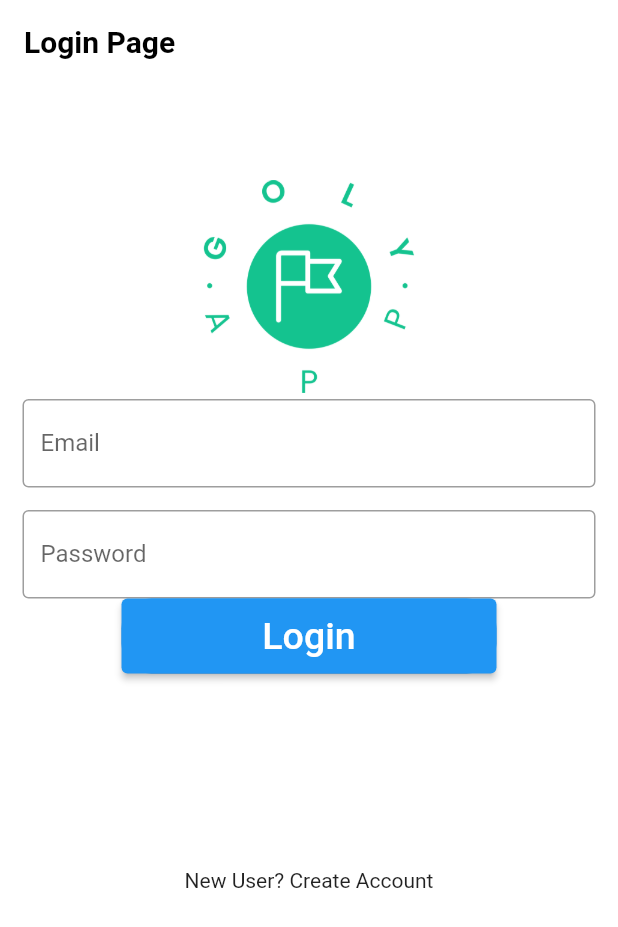
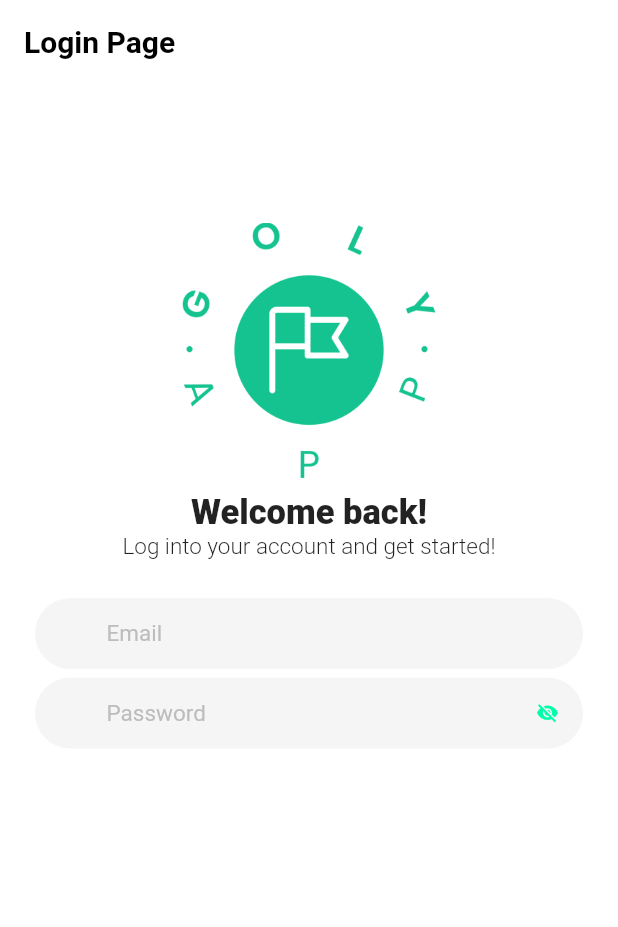
Before and after one commit to webion-hub/goly, a Flutter app: the LoginPage screen opened directly, on a phone screen of 412 x 824 dp. Shown: the top 927 px of the screen. Run offline on Flutter 3.47's test engine with Material 2 defaults, Android fonts, the phone set to English and light mode, and no system bars; our stand-ins replace firebase_auth, firebase_core, introduction_screen; accounts and stored records are empty.

Commit message:
Add email and password fields

```diff
--- /dev/null
+++ b/lib/components/custom_card.dart
@@ -0,0 +1,40 @@
+import 'package:flutter/material.dart';
+
+class CustomCard extends StatelessWidget {
+  final Widget? child;
+  final Function() onTap;
+  final BorderRadius? borderRadius;
+  final bool elevated;
+
+  const CustomCard({
+    Key? key,
+    required this.child,
+    required this.onTap,
+    this.borderRadius,
+    this.elevated = true,
+  });
+
+  @override
+  Widget build(BuildContext context) {
+    return Container(
+      decoration: elevated
+          ? BoxDecoration(
+              borderRadius: borderRadius,
+              color: Theme.of(context).cardColor,
+            )
+          : BoxDecoration(
+              borderRadius: borderRadius,
+              color: Theme.of(context).cardColor,
+            ),
+      child: Material(
+        type: MaterialType.transparency,
+        borderRadius: borderRadius,
+        child: InkWell(
+          borderRadius: borderRadius,
+          onTap: onTap,
+          child: child,
+        ),
+      ),
+    );
+  }
+}
--- /dev/null
+++ b/lib/components/indicators.dart
@@ -0,0 +1,16 @@
+import 'package:flutter/material.dart';
+
+Center circularProgress(context) {
+  return Center(
+    child: CircularProgressIndicator(
+      color: Theme.of(context).colorScheme.secondary,
+    ),
+  );
+}
+
+LinearProgressIndicator linearProgress(context) {
+  return LinearProgressIndicator(
+    valueColor:
+        AlwaysStoppedAnimation(Theme.of(context).colorScheme.secondary),
+  );
+}
--- /dev/null
+++ b/lib/components/password_form_builder.dart
@@ -0,0 +1,170 @@
+import 'package:flutter/material.dart';
+import 'package:goly/components/custom_card.dart';
+
+class PasswordFormBuilder extends StatefulWidget {
+  final String? initialValue;
+  final bool? enabled;
+  final String? hintText;
+  final TextInputType? textInputType;
+  final TextEditingController? controller;
+  final TextInputAction? textInputAction;
+  final FocusNode? focusNode, nextFocusNode;
+  final VoidCallback? submitAction;
+  final bool obscureText;
+  final FormFieldValidator<String>? validateFunction;
+  final void Function(String)? onSaved, onChange;
+  final Key? key;
+  final IconData? prefix;
+  final IconData? suffix;
+
+  PasswordFormBuilder(
+      {this.prefix,
+      this.suffix,
+      this.initialValue,
+      this.enabled,
+      this.hintText,
+      this.textInputType,
+      this.controller,
+      this.textInputAction,
+      this.nextFocusNode,
+      this.focusNode,
+      this.submitAction,
+      this.obscureText = false,
+      this.validateFunction,
+      this.onSaved,
+      this.onChange,
+      this.key});
+
+  @override
+  _PasswordFormBuilderState createState() => _PasswordFormBuilderState();
+}
+
+class _PasswordFormBuilderState extends State<PasswordFormBuilder> {
+  String? error;
+  bool obscureText = false;
+
+  @override
+  Widget build(BuildContext context) {
+    return Padding(
+      padding: const EdgeInsets.symmetric(horizontal: 8.0),
+      child: Column(
+        crossAxisAlignment: CrossAxisAlignment.start,
+        children: [
+          CustomCard(
+            onTap: () {
+              print('clicked');
+            },
+            borderRadius: BorderRadius.circular(40.0),
+            child: Theme(
+              data: ThemeData(
+                primaryColor: Theme.of(context).colorScheme.secondary,
+                colorScheme: ColorScheme.fromSwatch().copyWith(
+                    secondary: Theme.of(context).colorScheme.secondary),
+              ),
+              child: TextFormField(
+                cursorColor: Theme.of(context).colorScheme.secondary,
+                initialValue: widget.initialValue,
+                enabled: widget.enabled,
+                onChanged: (val) {
+                  error = widget.validateFunction!(val);
+                  setState(() {});
+                  widget.onSaved!(val);
+                },
+                style: const TextStyle(
+                  fontSize: 15.0,
+                ),
+                key: widget.key,
+                controller: widget.controller,
+                // obscureText: widget.obscureText,
+                obscureText: obscureText,
+                keyboardType: widget.textInputType,
+                validator: widget.validateFunction,
+                onSaved: (val) {
+                  error = widget.validateFunction!(val);
+                  setState(() {});
+                  widget.onSaved!(val!);
+                },
+                textInputAction: widget.textInputAction,
+                focusNode: widget.focusNode,
+                onFieldSubmitted: (String term) {
+                  if (widget.nextFocusNode != null) {
+                    widget.focusNode!.unfocus();
+                    FocusScope.of(context).requestFocus(widget.nextFocusNode);
+                  } else {
+                    widget.submitAction!();
+                  }
+                },
+                decoration: InputDecoration(
+                  prefixIcon: Icon(
+                    widget.prefix,
+                    size: 15.0,
+                    color: Theme.of(context).colorScheme.secondary,
+                  ),
+                  suffixIcon: GestureDetector(
+                    onTap: () {
+                      setState(() => obscureText = !obscureText);
+                    },
+                    child: Icon(
+                      obscureText ? widget.suffix : Icons.visibility_off,
+                      size: 15.0,
+                      color: Theme.of(context).colorScheme.secondary,
+                    ),
+                  ),
+                  // fillColor: Colors.white,
+                  filled: true,
+                  hintText: widget.hintText,
+                  hintStyle: TextStyle(
+                    color: Colors.grey[400],
+                  ),
+                  contentPadding: EdgeInsets.symmetric(horizontal: 20.0),
+                  border: border(context),
+                  enabledBorder: border(context),
+                  focusedBorder: focusBorder(context),
+                  errorStyle: TextStyle(height: 0.0, fontSize: 0.0),
+                ),
+              ),
+            ),
+          ),
+          SizedBox(height: 5.0),
+          Visibility(
+            visible: error != null,
+            child: Padding(
+              padding: const EdgeInsets.only(left: 10.0),
+              child: Text(
+                '$error',
+                style: TextStyle(
+                  color: Colors.red[700],
+                  fontSize: 12.0,
+                ),
+              ),
+            ),
+          ),
+        ],
+      ),
+    );
+  }
+
+  border(BuildContext context) {
+    return OutlineInputBorder(
+      borderRadius: BorderRadius.all(
+        Radius.circular(30.0),
+      ),
+      borderSide: BorderSide(
+        color: Colors.white,
+        width: 0.0,
+      ),
+    );
+  }
+
+  focusBorder(BuildContext context) {
+    return OutlineInputBorder(
+      borderRadius: BorderRadius.all(
+        Radius.circular(30.0),
+      ),
+      borderSide: BorderSide(
+        color: Theme.of(context).colorScheme.secondary,
+        width: 1.0,
+      ),
+    );
+  }
+}
--- /dev/null
+++ b/lib/components/text_form_builder.dart
@@ -0,0 +1,166 @@
+import 'package:flutter/material.dart';
+import 'package:goly/components/custom_card.dart';
+
+class TextFormBuilder extends StatefulWidget {
+  final String? initialValue;
+  final bool? enabled;
+  final String? hintText;
+  final TextInputType? textInputType;
+  final TextEditingController? controller;
+  final TextInputAction? textInputAction;
+  final bool obscureText;
+  final FocusNode? focusNode, nextFocusNode;
+  final VoidCallback? submitAction;
+  final FormFieldValidator<String>? validateFunction;
+  final void Function(String)? onSaved, onChange;
+  final Key? key;
+  final IconData? prefix;
+  final IconData? suffix;
+
+  TextFormBuilder(
+      {this.prefix,
+      this.suffix,
+      this.initialValue,
+      this.enabled,
+      this.hintText,
+      this.textInputType,
+      this.controller,
+      this.textInputAction,
+      this.nextFocusNode,
+      this.focusNode,
+      this.submitAction,
+      this.obscureText = false,
+      this.validateFunction,
+      this.onSaved,
+      this.onChange,
+      this.key});
+
+  @override
+  _TextFormBuilderState createState() => _TextFormBuilderState();
+}
+
+class _TextFormBuilderState extends State<TextFormBuilder> {
+  String? error;
+
+  @override
+  Widget build(BuildContext context) {
+    return Padding(
+      padding: const EdgeInsets.symmetric(horizontal: 8.0),
+      child: Column(
+        crossAxisAlignment: CrossAxisAlignment.start,
+        children: [
+          CustomCard(
+            onTap: () {
+              print('clicked');
+            },
+            borderRadius: BorderRadius.circular(40.0),
+            child: Container(
+              child: Theme(
+                data: ThemeData(
+                  primaryColor: Theme.of(context).colorScheme.secondary,
+                  colorScheme: ColorScheme.fromSwatch().copyWith(
+                      secondary: Theme.of(context).colorScheme.secondary),
+                ),
+                child: TextFormField(
+                  cursorColor: Theme.of(context).colorScheme.secondary,
+                  textCapitalization: TextCapitalization.none,
+                  initialValue: widget.initialValue,
+                  enabled: widget.enabled,
+                  onChanged: (val) {
+                    error = widget.validateFunction!(val);
+                    setState(() {});
+                    widget.onSaved!(val);
+                  },
+                  style: const TextStyle(
+                    fontSize: 15.0,
+                  ),
+                  key: widget.key,
+                  controller: widget.controller,
+                  obscureText: widget.obscureText,
+                  keyboardType: widget.textInputType,
+                  validator: widget.validateFunction,
+                  onSaved: (val) {
+                    error = widget.validateFunction!(val);
+                    setState(() {});
+                    widget.onSaved!(val!);
+                  },
+                  textInputAction: widget.textInputAction,
+                  focusNode: widget.focusNode,
+                  onFieldSubmitted: (String term) {
+                    if (widget.nextFocusNode != null) {
+                      widget.focusNode!.unfocus();
+                      FocusScope.of(context).requestFocus(widget.nextFocusNode);
+                    } else {
+                      widget.submitAction!();
+                    }
+                  },
+                  decoration: InputDecoration(
+                    prefixIcon: Icon(
+                      widget.prefix,
+                      size: 15.0,
+                      color: Theme.of(context).colorScheme.secondary,
+                    ),
+                    suffixIcon: Icon(
+                      widget.suffix,
+                      size: 15.0,
+                      color: Theme.of(context).colorScheme.secondary,
+                    ),
+                    // fillColor: Colors.white,
+                    filled: true,
+                    hintText: widget.hintText,
+                    hintStyle: TextStyle(
+                      color: Colors.grey[400],
+                    ),
+                    contentPadding: EdgeInsets.symmetric(horizontal: 20.0),
+                    border: border(context),
+                    enabledBorder: border(context),
+                    focusedBorder: focusBorder(context),
+                    errorStyle: TextStyle(height: 0.0, fontSize: 0.0),
+                  ),
+                ),
+              ),
+            ),
+          ),
+          SizedBox(height: 5.0),
+          Visibility(
+            visible: error != null,
+            child: Padding(
+              padding: const EdgeInsets.only(left: 10.0),
+              child: Text(
+                '$error',
+                style: TextStyle(
+                  color: Colors.red[700],
+                  fontSize: 12.0,
+                ),
+              ),
+            ),
+          ),
+        ],
+      ),
+    );
+  }
+
+  border(BuildContext context) {
+    return OutlineInputBorder(
+      borderRadius: BorderRadius.all(
+        Radius.circular(30.0),
+      ),
+      borderSide: BorderSide(
+        color: Colors.white,
+        width: 0.0,
+      ),
+    );
+  }
+
+  focusBorder(BuildContext context) {
+    return OutlineInputBorder(
+      borderRadius: BorderRadius.all(
+        Radius.circular(30.0),
+      ),
+      borderSide: BorderSide(
+        color: Theme.of(context).colorScheme.secondary,
+        width: 1.0,
+      ),
+    );
+  }
+}
--- a/lib/main.dart
+++ b/lib/main.dart
@@ -20,7 +20,7 @@ class MyApp extends StatelessWidget {
       debugShowCheckedModeBanner: false,
 
       theme: (false ? Constants.darkTheme : Constants.lightTheme),
-      home: const MyHomePage(),
+      home: const LoginPage(),
       // StreamBuilder(stream: FirebaseAuth.instance.authStateChanges(),
       // builder: ((BuildContext context, snapshot) {
       //           if (snapshot.hasData) {
--- a/lib/pages/login_page.dart
+++ b/lib/pages/login_page.dart
@@ -1,4 +1,6 @@
 import 'package:flutter/material.dart';
+import 'package:goly/components/password_form_builder.dart';
+import 'package:goly/components/text_form_builder.dart';
 import 'package:goly/main.dart';
 
 class LoginPage extends StatelessWidget {
@@ -7,72 +9,117 @@ class LoginPage extends StatelessWidget {
   @override
   Widget build(BuildContext context) {
     return Scaffold(
-      backgroundColor: Colors.white,
         appBar: AppBar(
           title: const Text("Login Page"),
         ),
-      body: SingleChildScrollView(
-        child: Column(
-          children: <Widget>[
-            Padding(
-              padding: const EdgeInsets.only(top: 60.0),
-              child: Center(
-                child: SizedBox(
-                    width: 200,
-                    height: 150,
-                    /*decoration: BoxDecoration(
-                        color: Colors.red,
-                        borderRadius: BorderRadius.circular(50.0)),*/
-                    child: Image.asset('assets/images/logo.png')),
+        body: ListView(
+            padding:
+                const EdgeInsets.symmetric(horizontal: 15.0, vertical: 10.0),
+            children: [
+              SizedBox(height: MediaQuery.of(context).size.height / 10),
+              SizedBox(
+                height: 170.0,
+                width: MediaQuery.of(context).size.width,
+                child: Image.asset('assets/images/logo.png'),
               ),
-            ),
-            const Padding(
-              //padding: const EdgeInsets.only(left:15.0,right: 15.0,top:0,bottom: 0),
-              padding: EdgeInsets.symmetric(horizontal: 15),
-              child: TextField(
-                decoration: InputDecoration(
-                    border: OutlineInputBorder(),
-                    labelText: 'Email',
-                    hintText: 'Enter valid email id as abc@gmail.com'),
-              ),
-            ),
-            const Padding(
-              padding: EdgeInsets.only(
-                  left: 15.0, right: 15.0, top: 15, bottom: 0),
-              //padding: EdgeInsets.symmetric(horizontal: 15),
-              child: TextField(
-                obscureText: true,
-                decoration: InputDecoration(
-                    border: OutlineInputBorder(),
-                    labelText: 'Password',
-                    hintText: 'Enter secure password'),
-              ),
-            ),
-            Container(
-              height: 50,
-              width: 250,
-              decoration: BoxDecoration(
-                  color: Colors.blue, borderRadius: BorderRadius.circular(20)),
-              child: ElevatedButton(
-                onPressed: () {
-                  Navigator.push(
-                      context,
-                      MaterialPageRoute(
-                          builder: (_) => const MyHomePage()));
-                },
-                child: const Text(
-                  'Login',
-                  style: TextStyle(color: Colors.white, fontSize: 25),
+              const SizedBox(height: 10.0),
+              const Center(
+                child: Text(
+                  'Welcome back!',
+                  style: TextStyle(
+                    fontSize: 23.0,
+                    fontWeight: FontWeight.w900,
                   ),
                 ),
               ),
-            const SizedBox(
-              height: 130,
-            ),
-            const Text('New User? Create Account')
-          ],
+              Center(
+                child: Text(
+                  'Log into your account and get started!',
+                  style: TextStyle(
+                    fontSize: 15.0,
+                    fontWeight: FontWeight.w300,
                   ),
                 ),
+              ),
+              const SizedBox(height: 25.0),
+              Form(
+                  child: Column(
+                children: [
+                  TextFormBuilder(
+                    hintText: "Email",
+                    textInputAction: TextInputAction.next,
+                  ),
+                  PasswordFormBuilder(
+                    suffix: Icons.visibility,
+                    hintText: "Password",
+                    textInputAction: TextInputAction.done,
+                    obscureText: true,
+                  ),
+                ],
+              ))
+            ])
+        // body: SingleChildScrollView(
+        //   child: Column(
+        //     children: <Widget>[
+        //       Padding(
+        //         padding: const EdgeInsets.only(top: 60.0),
+        //         child: Center(
+        //           child: SizedBox(
+        //               width: 200,
+        //               height: 150,
+        //               /*decoration: BoxDecoration(
+        //                   color: Colors.red,
+        //                   borderRadius: BorderRadius.circular(50.0)),*/
+        //               child: Image.asset('assets/images/logo.png')),
+        //         ),
+        //       ),
+        //       const Padding(
+        //         //padding: const EdgeInsets.only(left:15.0,right: 15.0,top:0,bottom: 0),
+        //         padding: EdgeInsets.symmetric(horizontal: 15),
+        //         child: TextField(
+        //           decoration: InputDecoration(
+        //               border: OutlineInputBorder(),
+        //               labelText: 'Email',
+        //               hintText: 'Enter valid email id as abc@gmail.com'),
+        //         ),
+        //       ),
+        //       const Padding(
+        //         padding: EdgeInsets.only(
+        //             left: 15.0, right: 15.0, top: 15, bottom: 0),
+        //         //padding: EdgeInsets.symmetric(horizontal: 15),
+        //         child: TextField(
+        //           obscureText: true,
+        //           decoration: InputDecoration(
+        //               border: OutlineInputBorder(),
+        //               labelText: 'Password',
+        //               hintText: 'Enter secure password'),
+        //         ),
+        //       ),
+        //       Container(
+        //         height: 50,
+        //         width: 250,
+        //         decoration: BoxDecoration(
+        //             color: Colors.blue, borderRadius: BorderRadius.circular(20)),
+        //         child: ElevatedButton(
+        //           onPressed: () {
+        //             Navigator.push(
+        //                 context,
+        //                 MaterialPageRoute(
+        //                     builder: (_) => const MyHomePage()));
+        //           },
+        //           child: const Text(
+        //             'Login',
+        //             style: TextStyle(color: Colors.white, fontSize: 25),
+        //           ),
+        //         ),
+        //       ),
+        //       const SizedBox(
+        //         height: 130,
+        //       ),
+        //       Text('New User? Create Account')
+        //     ],
+        //   ),
+        // ),
         );
   }
 }
--- a/lib/utils/constants.dart
+++ b/lib/utils/constants.dart
@@ -2,11 +2,11 @@ import 'package:flutter/material.dart';
 
 class Constants {
   static String appName = "Goly";
-    static Color lightPrimary = const Color(0xff14c38f);
+
+  static Color lightPrimary = const Color(0xff14c38f);
   static Color darkPrimary = const Color(0xff2B2B2B);
 
   static Color lightAccent = const Color(0xff00ffab);
-
   static Color darkAccent = const Color(0xff00ffab);
 
   static Color lightBG = const Color(0xffffffff);
@@ -14,29 +14,37 @@ class Constants {
 
   static ThemeData lightTheme = ThemeData(
     backgroundColor: lightBG,
+
     textSelectionTheme: TextSelectionThemeData(
       cursorColor: lightAccent,
     ),
+
+    primaryColor: Colors.black,
     scaffoldBackgroundColor: lightBG,
+
     bottomAppBarTheme: BottomAppBarTheme(
       elevation: 0,
       color: lightBG,
     ),
+
     appBarTheme: AppBarTheme(
       elevation: 0.0,
       backgroundColor: lightBG,
       iconTheme: const IconThemeData(color: Colors.black),
+
       toolbarTextStyle: const TextStyle(
         color: Colors.black,
         fontSize: 20.0,
         fontWeight: FontWeight.w700,
       ),
+
       titleTextStyle: const TextStyle(
         color: Colors.black,
         fontSize: 20.0,
         fontWeight: FontWeight.w700,
       ),
     ),
+
     colorScheme: ColorScheme.fromSwatch().copyWith(
       secondary: lightAccent,
     ),
@@ -44,6 +52,7 @@ class Constants {
 
   static ThemeData darkTheme = ThemeData(
     iconTheme: const IconThemeData(color: Colors.white),
+
     colorScheme: ColorScheme.fromSwatch(
       accentColor: darkAccent,
     ).copyWith(
@@ -53,9 +62,11 @@ class Constants {
     backgroundColor: darkBG,
     primaryColor: darkPrimary,
     scaffoldBackgroundColor: darkBG,
+
     textSelectionTheme: TextSelectionThemeData(
       cursorColor: darkAccent,
     ),
+
     bottomAppBarTheme: BottomAppBarTheme(
       elevation: 0,
       color: darkBG,
@@ -76,5 +87,4 @@ class Constants {
       ),
     ),
   );
-
 }
```
Also changed, not shown: lib/pages/introduction_page.dart (+5 -2 lines). Lines whose indentation alone changed are shown as unchanged.
